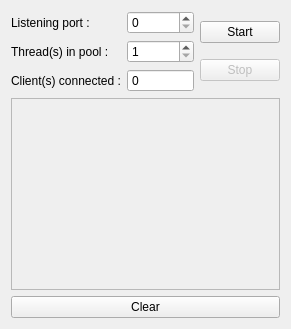
Qt form CPP/ServerDocuments/MainWindow.ui (N4k1m/M18-OS) before a commit.
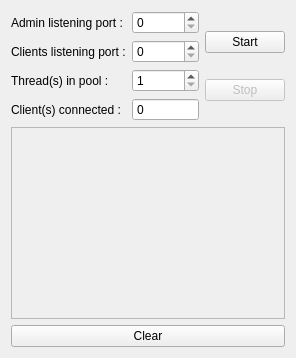
The same form after that commit.

Commit message: CPP TP4.3 : Lancement du thread admin depuis la MainWindows

```diff
--- a/CPP/ServerDocuments/MainWindow.ui
+++ b/CPP/ServerDocuments/MainWindow.ui
@@ -11,14 +11,14 @@
      <item>
       <layout class="QGridLayout" name="gridLayoutHeaderLeft">
        <item row="0" column="0">
-        <widget class="QLabel" name="labelPort">
+        <widget class="QLabel" name="labelPortAdmin">
          <property name="text">
-          <string>Listening port :</string>
+          <string>Admin listening port :</string>
          </property>
         </widget>
        </item>
        <item row="0" column="1">
-        <widget class="QSpinBox" name="spinBoxPort">
+        <widget class="QSpinBox" name="spinBoxPortAdmin">
          <property name="accelerated">
           <bool>true</bool>
          </property>
@@ -28,13 +28,30 @@
         </widget>
        </item>
        <item row="1" column="0">
+        <widget class="QLabel" name="labelPort">
+         <property name="text">
+          <string>Clients listening port :</string>
+         </property>
+        </widget>
+       </item>
+       <item row="1" column="1">
+        <widget class="QSpinBox" name="spinBoxPort">
+         <property name="accelerated">
+          <bool>true</bool>
+         </property>
+         <property name="maximum">
+          <number>99999999</number>
+         </property>
+        </widget>
+       </item>
+       <item row="2" column="0">
         <widget class="QLabel" name="labelThreadsPool">
          <property name="text">
           <string>Thread(s) in pool :</string>
          </property>
         </widget>
        </item>
-       <item row="1" column="1">
+       <item row="2" column="1">
         <widget class="QSpinBox" name="spinBoxThreadsPool">
          <property name="accelerated">
           <bool>true</bool>
@@ -47,14 +64,14 @@
          </property>
         </widget>
        </item>
-       <item row="2" column="0">
+       <item row="3" column="0">
         <widget class="QLabel" name="labelClientsCount">
          <property name="text">
           <string>Client(s) connected :</string>
          </property>
         </widget>
        </item>
-       <item row="2" column="1">
+       <item row="3" column="1">
         <widget class="QSpinBox" name="spinBoxClientsCount">
          <property name="readOnly">
           <bool>true</bool>
```
The commit also changes 2 other files.
